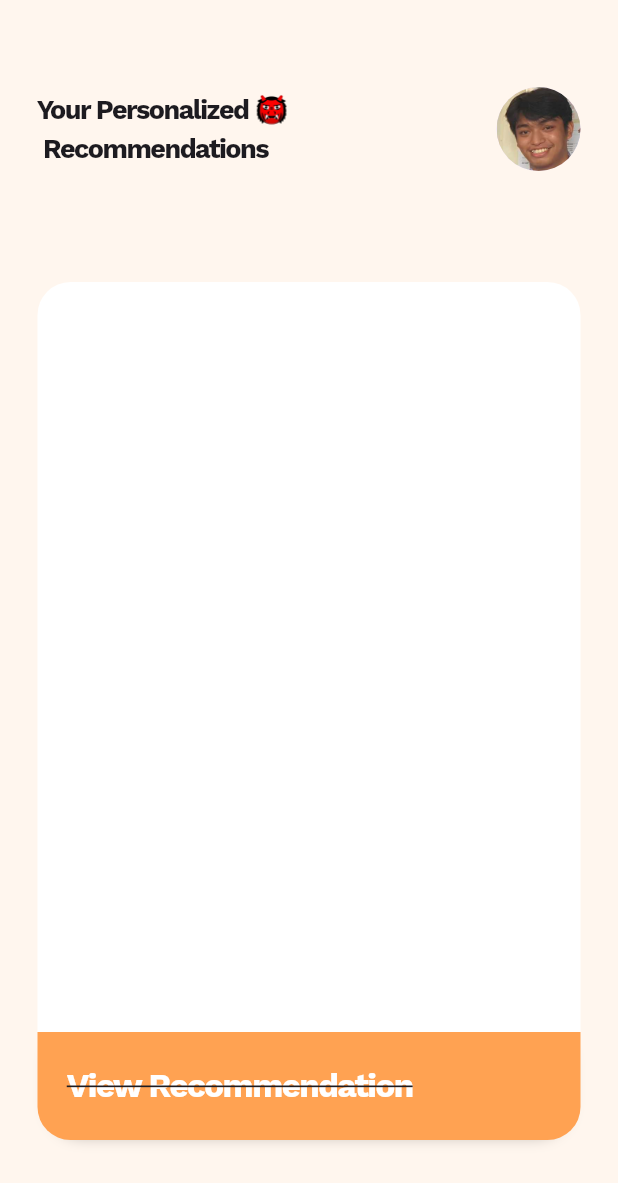
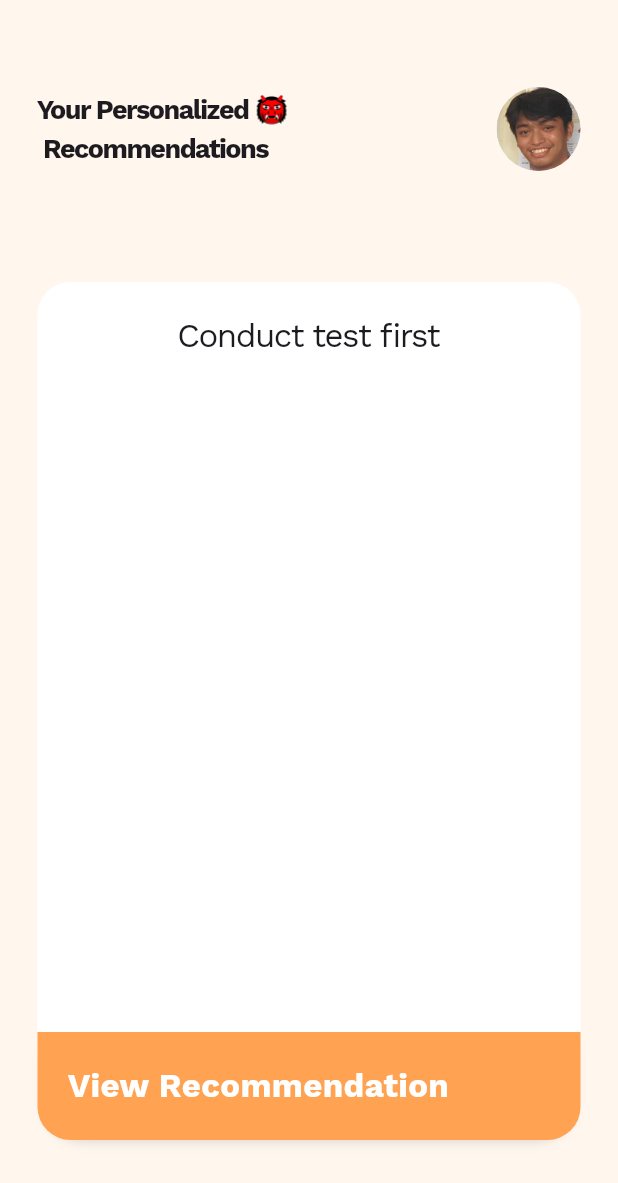
Before and after one commit to NinoPogi/urinova, a Flutter app: the RecommendPage screen opened directly, on a phone screen of 412 x 824 dp. Shown: the top 1183 px of the screen. Run offline on Flutter 3.47's test engine with Material 3 defaults, Android fonts, the phone set to English and light mode, and no system bars; our stand-ins replace flutter_blue_plus, flutter_dotenv, shared_preferences, syncfusion_flutter_charts; accounts and stored records are empty.

Commit message:
added initial recommendation system, minor fixes

```diff
--- a/lib/constants/biomarker_constant.dart
+++ b/lib/constants/biomarker_constant.dart
@@ -51,3 +51,48 @@ const List<List<String>> biomarkerValues = [
   ["Negative (-)", "±", "+", "++", "+++", "5-10 Ery/µL", "50 Ery/µL"], // Blood
   ["Negative (-)", "15 ±", "70+", "125++", "500+++"] // Leukocytes
 ];
+
+const Map<String, Map<String, String>> recommendationTable = {
+  "Glucose": {
+    "1": "Maintain balanced diet",
+    "2": "Reduce carbs, exercise",
+    "3": "Consult doctor"
+  },
+  "Bilirubin": {
+    "1": "No change",
+    "2": "Increase water",
+    "3": "Liver evaluation"
+  },
+  "Ketones": {"1": "No change", "2": "Drink water", "3": "Increase carbs"},
+  "Specific Gravity": {
+    "1": "Stay hydrated",
+    "2": "Avoid dehydration",
+    "3": "Check kidney function"
+  },
+  "Blood": {
+    "1": "Normal diet",
+    "2": "Hydrate, rest",
+    "3": "Seek medical advice"
+  },
+  "pH": {
+    "1": "Maintain balanced diet",
+    "2": "Adjust to acidic foods",
+    "3": "Consult doctor"
+  },
+  "Protein": {"1": "No action", "2": "Reduce sodium", "3": "Consult doctor"},
+  "Urobilinogen": {
+    "1": "Balanced diet",
+    "2": "Increase hydration",
+    "3": "Liver evaluation"
+  },
+  "Nitrites": {
+    "1": "Maintain hygiene",
+    "2": "Increase water",
+    "3": "Seek medical attention"
+  },
+  "Leukocytes": {
+    "1": "Normal hydration",
+    "2": "Increase water",
+    "3": "Test for infection"
+  }
+};
--- a/lib/screens/recommend_page.dart
+++ b/lib/screens/recommend_page.dart
@@ -3,9 +3,21 @@ import 'package:provider/provider.dart';
 import 'package:urinova/constants/biomarker_constant.dart';
 import 'package:urinova/providers/biomarker_provider.dart';
 import 'package:urinova/widgets/header_part.dart';
+import 'package:urinova/widgets/recommend/recommendation_modal.dart';
 
 class RecommendPage extends StatelessWidget {
   const RecommendPage({super.key});
+
+  void _showRecommendationModal(BuildContext context) {
+    showModalBottomSheet(
+      context: context,
+      isScrollControlled: true,
+      backgroundColor: Colors.transparent,
+      builder: (BuildContext context) {
+        return const RecommendationModal();
+      },
+    );
+  }
 
   @override
   Widget build(BuildContext context) {
@@ -21,7 +33,8 @@ class RecommendPage extends StatelessWidget {
     final List<Map<String, dynamic>> biomarkers = hasHistory
         ? biomarkerProvider.biomarkers.asMap().entries.map((entry) {
             final index = entry.key;
-            final value = entry.value;
+            final value = entry.value.clamp(
+                0, biomarkerValues[index].length - 1); // Prevent out-of-bounds
             final color = getSeverityColor(value);
             return {
               "name": biomarkerNames[index],
@@ -54,7 +67,8 @@ class RecommendPage extends StatelessWidget {
                       borderRadius:
                           BorderRadius.vertical(top: Radius.circular(22)),
                       color: Colors.white),
-                  child: Column(
+                  child: hasHistory
+                      ? Column(
                           crossAxisAlignment: CrossAxisAlignment.start,
                           children: [
                             ...biomarkers.map((b) => Text(
@@ -66,6 +80,18 @@ class RecommendPage extends StatelessWidget {
                                       letterSpacing: -1,
                                       color: b["color"]),
                                 ))
+                          ],
+                        )
+                      : Column(
+                          children: [
+                            Text(
+                              "Conduct test first",
+                              style: TextStyle(
+                                fontSize: 22,
+                                fontFamily: 'Work Sans',
+                                letterSpacing: -1,
+                              ),
+                            )
                           ],
                         ),
                 ),
@@ -86,20 +112,20 @@ class RecommendPage extends StatelessWidget {
                       ),
                     ],
                   ),
-                  child: Stack(
-                    children: [
-                      Text(
+                  child: Stack(children: [
+                    GestureDetector(
+                      onTap: () => _showRecommendationModal(context),
+                      child: Text(
                         'View Recommendation',
                         style: TextStyle(
                           fontSize: 22,
                           fontWeight: FontWeight.bold,
+                          color: Colors.white,
                           fontFamily: 'Work Sans',
-                            letterSpacing: -1,
-                            color: Colors.white,
-                            decoration: TextDecoration.lineThrough),
                         ),
-                    ],
                       ),
+                    ),
+                  ]),
                 ),
               ],
             ),
--- a/lib/widgets/insights/diet_simulation_card.dart
+++ b/lib/widgets/insights/diet_simulation_card.dart
@@ -1,6 +1,4 @@
 import 'package:flutter/material.dart';
-import 'package:provider/provider.dart';
-import 'package:urinova/providers/biomarker_provider.dart';
 import 'package:urinova/widgets/insights/diet_simulation_modal.dart';
 
 class DietSimulationCard extends StatefulWidget {
--- a/lib/widgets/insights/diet_simulation_modal.dart
+++ b/lib/widgets/insights/diet_simulation_modal.dart
@@ -115,7 +115,7 @@ class _DietSimulationModalState extends State<DietSimulationModal> {
   @override
   Widget build(BuildContext context) {
     return Container(
-      padding: EdgeInsets.all(20),
+      padding: EdgeInsets.all(60),
       child: Column(
         children: [
           Text('Diet Simulation',
```
Also changed, not shown: lib/providers/biomarker_provider.dart (+38 -1 lines), lib/widgets/recommend/recommendation_modal.dart (added, +51 -0 lines). Lines whose indentation alone changed are shown as unchanged.
